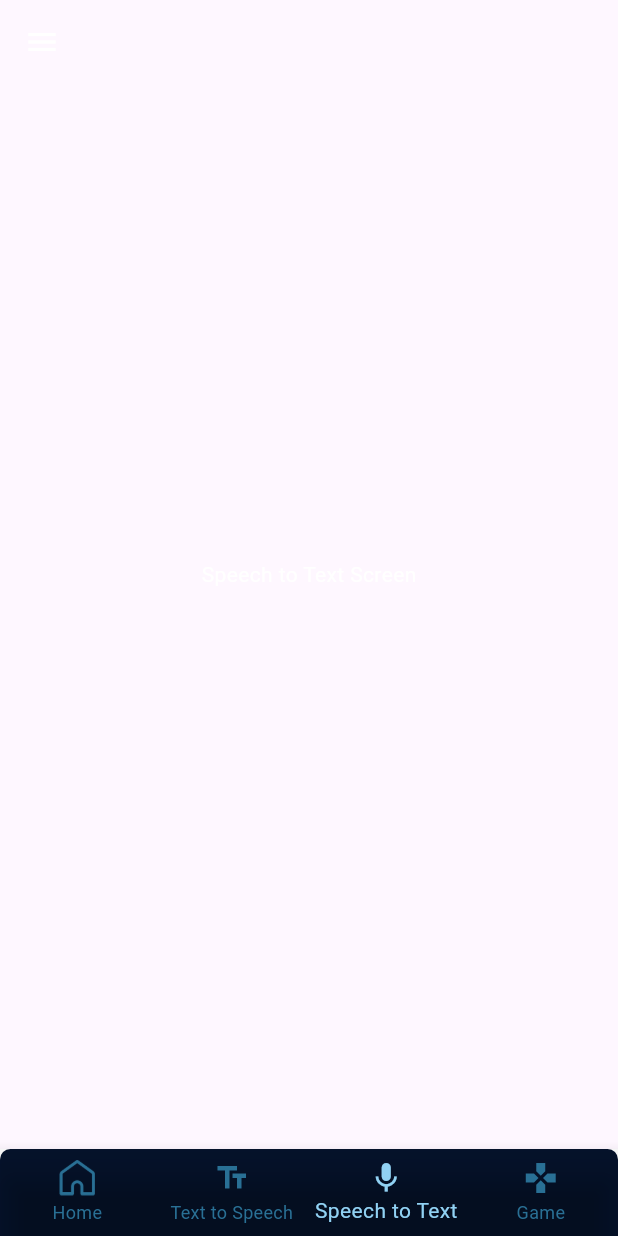
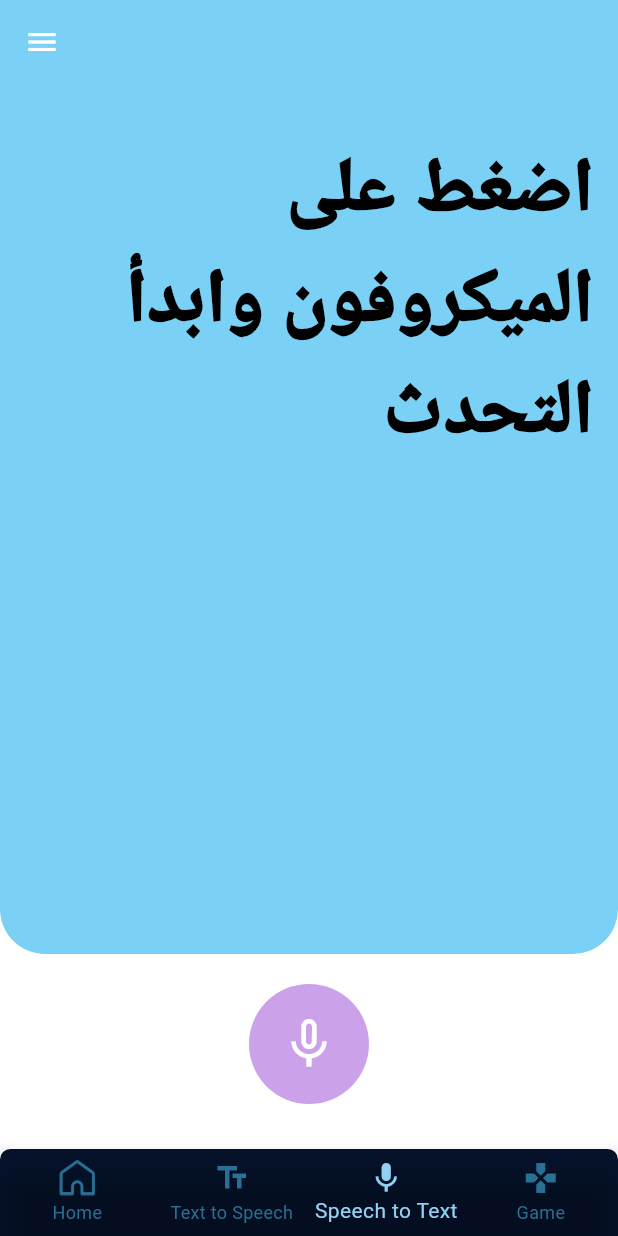
Before and after one commit to peterelia22/Dyslexia-Mate, a Flutter app: the SpeechToTextScreen screen opened by its route, on a phone screen of 412 x 824 dp. Run offline on Flutter 3.47's test engine with Material 3 defaults, Android fonts, the light colour scheme and no system bars; drawn by our look-alikes of showcaseview; our stand-ins replace audioplayers, awesome_snackbar_content, cloud_firestore, firebase_auth, firebase_core, font_awesome_flutter and 4 more; accounts and stored records are empty; Roboto replaces fonts that are missing (maqroo); project files that could hold a hidden picture were left out.

Commit message:
Add Speech To Text Feature

```diff
--- a/lib/core/widgets/custom_drawer.dart
+++ b/lib/core/widgets/custom_drawer.dart
@@ -21,9 +21,9 @@ class CustomDrawer extends StatelessWidget {
                 backgroundColor: Colors.blue,
                 child: Text("م", style: TextStyles.usernameText),
               ),
-              const SizedBox(height: 12),
+              SizedBox(height: 12),
               Text("مريم", style: TextStyles.usernameText),
-              const SizedBox(height: 6),
+              SizedBox(height: 6),
               Text("Sophie7@gmail.com", style: TextStyles.useremailText),
               SizedBox(
                 height: 15,
--- a/lib/features/authentication/firebase_auth_service.dart
+++ b/lib/features/authentication/firebase_auth_service.dart
@@ -63,7 +63,7 @@ class FirebaseAuthService {
         });
       });
     } catch (e) {
-      throw e;
+      rethrow;
     }
   }
 
--- a/lib/features/authentication/screens/register_screen.dart
+++ b/lib/features/authentication/screens/register_screen.dart
@@ -3,7 +3,6 @@ import 'package:get/get.dart';
 import 'package:dyslexia_mate/core/constants/colors.dart';
 import 'package:dyslexia_mate/core/constants/assets.dart';
 import 'package:dyslexia_mate/core/constants/text_styles.dart';
-import 'package:dyslexia_mate/core/utils/app_routes.dart';
 import '../controllers/register_controller.dart';
 import '../widgets/custom_button.dart';
 import '../widgets/custom_text_field.dart';
--- a/lib/features/authentication/widgets/custom_text_field.dart
+++ b/lib/features/authentication/widgets/custom_text_field.dart
@@ -50,7 +50,7 @@ class _CustomTextFieldState extends State<CustomTextField> {
           readOnly: widget.isDate,
           onTap: widget.isDate ? () => _selectDate(context) : null,
           decoration: InputDecoration(
-            prefixIcon: Icon(widget.icon, color: Color(0xff3F3381)),
+            prefixIcon: Icon(widget.icon, color: const Color(0xff3F3381)),
             hintText: widget.hintText,
             hintStyle: TextStyles.hintText,
             filled: true,
--- a/lib/features/home/widgets/custom_search_field.dart
+++ b/lib/features/home/widgets/custom_search_field.dart
@@ -29,7 +29,7 @@ class CustomSearchField extends StatelessWidget {
                 border: InputBorder.none,
                 hintText: '   ابحث عن نشاط أو تحدي ممتع.... ',
                 hintStyle: TextStyle(
-                  color: const Color(0xFF3D3F49),
+                  color: Color(0xFF3D3F49),
                   fontSize: 16,
                   fontFamily: 'Montserrat',
                   fontWeight: FontWeight.w500,
--- a/lib/features/onboarding/widgets/onboarding_card.dart
+++ b/lib/features/onboarding/widgets/onboarding_card.dart
@@ -9,12 +9,12 @@ class OnboardingCard extends StatelessWidget {
   final bool isLastPage;
 
   const OnboardingCard({
-    Key? key,
+    super.key,
     required this.image,
     required this.title,
     required this.subtitle,
     this.isLastPage = false,
-  }) : super(key: key);
+  });
 
   @override
   Widget build(BuildContext context) {
@@ -39,7 +39,7 @@ class OnboardingCard extends StatelessWidget {
         // Main content
         Center(
           child: Padding(
-            padding: EdgeInsets.symmetric(horizontal: 20),
+            padding: const EdgeInsets.symmetric(horizontal: 20),
             child: Column(
               mainAxisAlignment: MainAxisAlignment.center,
               crossAxisAlignment: CrossAxisAlignment.center,
--- a/lib/features/speech_to_text/screens/speech_to_text_screen.dart
+++ b/lib/features/speech_to_text/screens/speech_to_text_screen.dart
@@ -1,16 +1,94 @@
 import 'package:flutter/material.dart';
+import 'package:get/get.dart';
+import '../controllers/speech_to_text_controller.dart';
 
 class SpeechToTextScreen extends StatelessWidget {
   const SpeechToTextScreen({super.key});
 
   @override
   Widget build(BuildContext context) {
+    final SpeechController speechController = Get.put(SpeechController());
+
     return Scaffold(
-      body: const Center(
-        child: Text(
-          'Speech to Text Screen',
-          style: TextStyle(color: Colors.white),
-        ),
+      backgroundColor: Colors.white,
+      body: Column(
+        children: [
+          Expanded(
+            child: Container(
+              width: double.infinity,
+              decoration: const BoxDecoration(
+                color: Color(0xFF7AD1F5),
+                borderRadius: BorderRadius.only(
+                  bottomLeft: Radius.circular(30),
+                  bottomRight: Radius.circular(30),
+                ),
+              ),
+              padding: const EdgeInsets.all(16),
+              child: Column(
+                crossAxisAlignment: CrossAxisAlignment.end,
+                children: [
+                  const SizedBox(height: 75),
+                  Obx(() => Text(
+                        speechController.text.value,
+                        style: const TextStyle(
+                          fontFamily: 'maqroo',
+                          color: Colors.black,
+                          fontSize: 50,
+                          fontWeight: FontWeight.w900,
+                        ),
+                        textAlign: TextAlign.right,
+                      )),
+                  const Spacer(),
+                  Obx(() {
+                    if (speechController.shouldShowCopyIcon()) {
+                      return Align(
+                        alignment: Alignment.bottomLeft,
+                        child: IconButton(
+                          icon: const Icon(Icons.copy, color: Colors.black),
+                          onPressed: speechController.copyToClipboard,
+                        ),
+                      );
+                    }
+                    return const SizedBox.shrink();
+                  }),
+                ],
+              ),
+            ),
+          ),
+          const SizedBox(height: 20),
+          Obx(() => AnimatedContainer(
+                duration: const Duration(milliseconds: 300),
+                width: speechController.isListening.value ? 120 : 80,
+                height: speechController.isListening.value ? 120 : 80,
+                decoration: BoxDecoration(
+                  color: speechController.isListening.value
+                      ? const Color(0xff0A1C3D)
+                      : const Color(0xffCBA2EA),
+                  shape: BoxShape.circle,
+                  boxShadow: speechController.isListening.value
+                      ? [
+                          BoxShadow(
+                            color: Colors.blue.withOpacity(0.5),
+                            spreadRadius: 10,
+                            blurRadius: 20,
+                            offset: const Offset(0, 0),
+                          )
+                        ]
+                      : null,
+                ),
+                child: IconButton(
+                  icon: Icon(
+                    speechController.isListening.value
+                        ? Icons.mic
+                        : Icons.mic_none,
+                    size: 40,
+                    color: Colors.white,
+                  ),
+                  onPressed: speechController.listen,
+                ),
+              )),
+          const SizedBox(height: 30),
+        ],
       ),
     );
   }
--- a/lib/features/text_to_speech/screens/text_to_speech_screen.dart
+++ b/lib/features/text_to_speech/screens/text_to_speech_screen.dart
@@ -5,8 +5,8 @@ class TextToSpeechScreen extends StatelessWidget {
 
   @override
   Widget build(BuildContext context) {
-    return Scaffold(
-      body: const Center(
+    return const Scaffold(
+      body: Center(
         child: Text('Text to Speech Screen'),
       ),
     );
--- a/lib/helpers/game_launcher.dart
+++ b/lib/helpers/game_launcher.dart
@@ -21,7 +21,7 @@ class GameLauncher {
   }
 
   static Future<void> launchGameDownload() async {
-    final String gameUrl = "https://aliwafa.itch.io/the-forgotten-letters";
+    const String gameUrl = "https://aliwafa.itch.io/the-forgotten-letters";
     final Uri uri = Uri.parse(gameUrl);
 
     try {
--- a/pubspec.yaml
+++ b/pubspec.yaml
@@ -35,6 +35,7 @@ dependencies:
   audioplayers: ^6.1.2
   awesome_snackbar_content: ^0.1.1
   cloud_firestore: ^5.6.4
+  confetti: ^0.8.0
   cupertino_icons: ^1.0.8
 
 
```
Also changed, not shown: lib/features/speech_to_text/controllers/speech_to_text_controller.dart (added, +78 -0 lines), pubspec.lock, 3 other files.
